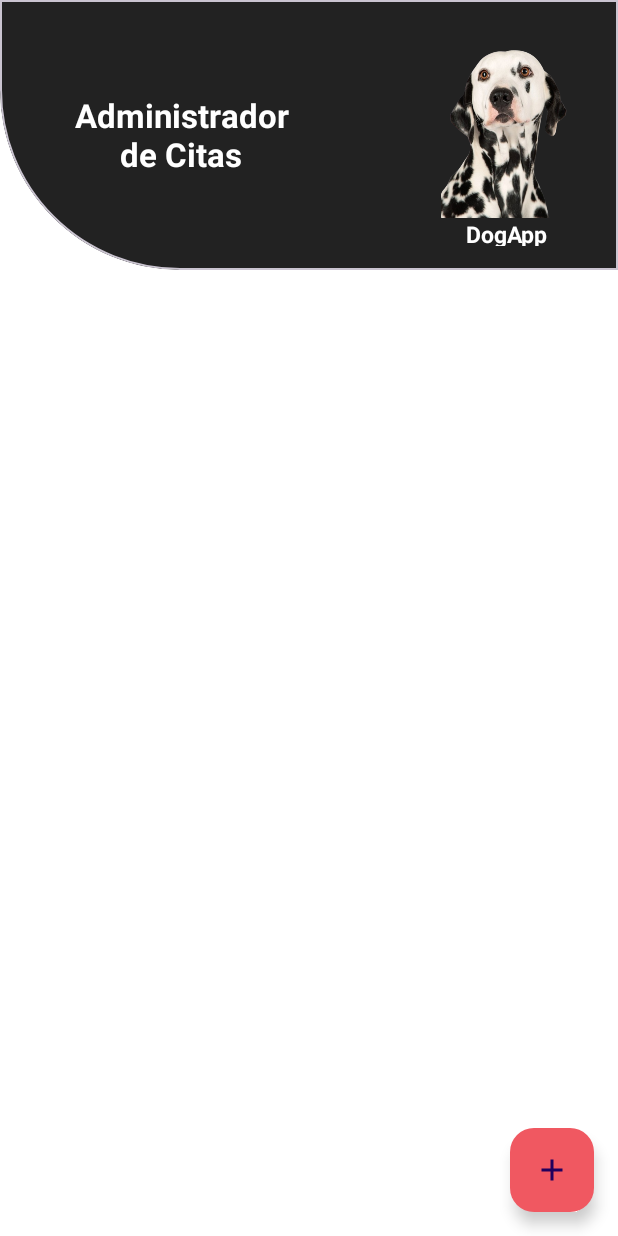
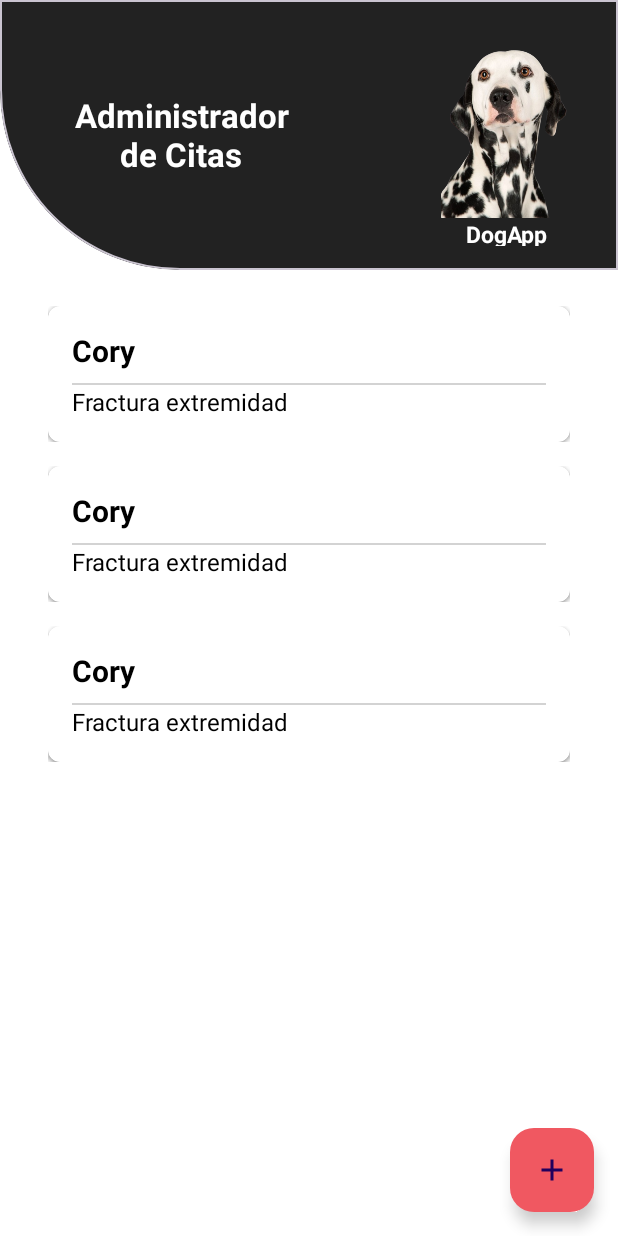
Before and after one commit to AlexanderJAON/EquipoTres, an Android app: the layout fragment_home_appointment.xml on its own in the app's theme, with its tools: preview values and no code run, on a phone screen of 412 x 824 dp. Run offline under Robolectric (Android 15) with nearby library versions, the phone set to English and light mode, and no system bars.

Commit message:
creacion de anvegacion del login al home y logica

```diff
--- a/app/src/main/java/com/dogAPPackage/dogapp/data/AppointmentDB.kt
+++ b/app/src/main/java/com/dogAPPackage/dogapp/data/AppointmentDB.kt
@@ -11,7 +11,6 @@ import com.dogAPPackage.dogapp.utils.Constants.NAME_BD
 abstract class AppointmentDB : RoomDatabase() {
 
     abstract fun appointmentDAO(): AppointmentDao
-
     companion object {
         @Volatile
         private var INSTANCE: AppointmentDB? = null
--- a/app/src/main/java/com/dogAPPackage/dogapp/view/fragment/LoginFragment.kt
+++ b/app/src/main/java/com/dogAPPackage/dogapp/view/fragment/LoginFragment.kt
@@ -11,6 +11,7 @@ import androidx.core.content.ContextCompat
 import androidx.core.view.ViewCompat
 import androidx.core.view.WindowInsetsCompat
 import androidx.fragment.app.Fragment
+import androidx.navigation.fragment.findNavController
 import com.airbnb.lottie.LottieAnimationView
 import com.dogAPPackage.dogapp.R
 
@@ -63,9 +64,8 @@ class LoginFragment : Fragment() {
                     super.onAuthenticationSucceeded(result)
                     showToast("Autenticación exitosa")
 
-                    // Aquí puedes navegar a otro fragmento o actividad
-                    // Por ejemplo, usando Navigation Component:
-                    // findNavController().navigate(R.id.action_loginFragment_to_adminFragment)
+                    // Navegar al HomeFragment
+                    findNavController().navigate(R.id.action_loginFragment_to_homeFragment)
                 }
 
                 override fun onAuthenticationError(errorCode: Int, errString: CharSequence) {
--- a/app/src/main/java/com/dogAPPackage/dogapp/wedservice/ApiService.kt
+++ /dev/null
@@ -1,4 +0,0 @@
-package com.dogAPPackage.dogapp.wedservice
-
-interface ApiService {
-}
--- a/app/src/main/java/com/dogAPPackage/dogapp/wedservice/ApiUtils.kt
+++ /dev/null
@@ -1,4 +0,0 @@
-package com.dogAPPackage.dogapp.wedservice
-
-class ApiUtils {
-}
--- a/app/src/main/java/com/dogAPPackage/dogapp/wedservice/RetrofitClient.kt
+++ /dev/null
@@ -1,4 +0,0 @@
-package com.dogAPPackage.dogapp.wedservice
-
-object RetrofitClient {
-}
--- a/app/src/main/res/layout/fragment_home_appointment.xml
+++ b/app/src/main/res/layout/fragment_home_appointment.xml
@@ -81,9 +81,40 @@
             app:layout_constraintBottom_toBottomOf="parent"
             app:layout_constraintEnd_toEndOf="parent"
             android:layout_margin="16dp" />
-
-
-
+        <!-- Listar Citas -->
+        <androidx.recyclerview.widget.RecyclerView
+            android:id="@+id/rvAppointments"
+            android:layout_width="0dp"
+            android:layout_height="0dp"
+            android:padding="16dp"
+            android:clipToPadding="false"
+            tools:listitem="@layout/item_appointment"
+            app:layout_constraintTop_toBottomOf="@id/headerCard"
+            app:layout_constraintStart_toStartOf="parent"
+            app:layout_constraintEnd_toEndOf="parent"
+            app:layout_constraintBottom_toBottomOf="parent" />
+        <!-- ProgressBar -->
+        <ProgressBar
+            android:id="@+id/progressBar"
+            android:layout_width="wrap_content"
+            android:layout_height="wrap_content"
+            android:visibility="gone"
+            app:layout_constraintTop_toTopOf="parent"
+            app:layout_constraintBottom_toBottomOf="parent"
+            app:layout_constraintStart_toStartOf="parent"
+            app:layout_constraintEnd_toEndOf="parent" />
+        <!-- RecyclerView de Citas -->
+        <androidx.recyclerview.widget.RecyclerView
+            android:id="@+id/recyclerView"
+            android:layout_width="0dp"
+            android:layout_height="0dp"
+            android:padding="16dp"
+            android:clipToPadding="false"
+            tools:listitem="@layout/item_appointment"
+            app:layout_constraintTop_toBottomOf="@id/headerCard"
+            app:layout_constraintStart_toStartOf="parent"
+            app:layout_constraintEnd_toEndOf="parent"
+            app:layout_constraintBottom_toTopOf="@id/fabAddAppointment" />
 
 
     </androidx.constraintlayout.widget.ConstraintLayout>
--- /dev/null
+++ b/app/src/main/res/layout/item_appointment.xml
@@ -0,0 +1,80 @@
+<?xml version="1.0" encoding="utf-8"?>
+<layout xmlns:android="http://schemas.android.com/apk/res/android"
+    xmlns:app="http://schemas.android.com/apk/res-auto"
+    xmlns:tools="http://schemas.android.com/tools">
+
+    <androidx.constraintlayout.widget.ConstraintLayout
+        android:layout_width="match_parent"
+        android:layout_height="wrap_content"
+        android:paddingHorizontal="16dp"
+        android:paddingVertical="8dp">
+
+        <androidx.cardview.widget.CardView
+            android:id="@+id/cvAppointment"
+            android:layout_width="match_parent"
+            android:layout_height="wrap_content"
+            android:foreground="?selectableItemBackground"
+            android:backgroundTint="@color/white"
+            app:cardCornerRadius="8dp"
+            android:elevation="4dp"
+            app:layout_constraintStart_toStartOf="parent"
+            app:layout_constraintTop_toTopOf="parent"
+            app:layout_constraintEnd_toEndOf="parent">
+
+            <androidx.constraintlayout.widget.ConstraintLayout
+                android:layout_width="match_parent"
+                android:layout_height="match_parent"
+                android:padding="16dp">
+
+                <!-- Nombre de la mascota (grande y destacado) -->
+                <TextView
+                    android:id="@+id/tvPetName"
+                    android:layout_width="wrap_content"
+                    android:layout_height="wrap_content"
+                    android:text="Cory"
+                    android:textSize="20sp"
+                    android:textStyle="bold"
+                    android:textColor="@color/black"
+                    app:layout_constraintTop_toTopOf="parent"
+                    app:layout_constraintStart_toStartOf="parent"/>
+
+                <!-- ID/Número (pequeño, al lado del nombre) -->
+
+                <!-- Divider -->
+                <TextView
+                    android:id="@+id/tvPetId"
+                    android:layout_width="wrap_content"
+                    android:layout_height="wrap_content"
+                    android:layout_marginStart="284dp"
+                    android:layout_marginBottom="8dp"
+                    android:text="#1"
+                    android:textColor="@color/gray"
+                    android:textSize="14sp"
+                    app:layout_constraintBottom_toBottomOf="@id/tvPetName"
+                    app:layout_constraintStart_toEndOf="@id/tvPetName" />
+
+                <View
+                    android:id="@+id/divider"
+                    android:layout_width="match_parent"
+                    android:layout_height="1dp"
+                    android:background="@color/gray_light"
+                    android:layout_marginTop="8dp"
+                    android:layout_marginBottom="8dp"
+                    app:layout_constraintTop_toBottomOf="@id/tvPetName"
+                    app:layout_constraintStart_toStartOf="parent"/>
+
+                <!-- Síntoma/Descripción -->
+                <TextView
+                    android:id="@+id/tvSymptom"
+                    android:layout_width="match_parent"
+                    android:layout_height="wrap_content"
+                    android:text="Fractura extremidad"
+                    android:textSize="16sp"
+                    android:textColor="@color/black"
+                    app:layout_constraintTop_toBottomOf="@id/divider"
+                    app:layout_constraintStart_toStartOf="parent"/>
+
+            </androidx.constraintlayout.widget.ConstraintLayout>
+        </androidx.cardview.widget.CardView>
+    </androidx.constraintlayout.widget.ConstraintLayout>
+</layout>
--- a/app/src/main/res/values/colors.xml
+++ b/app/src/main/res/values/colors.xml
@@ -11,4 +11,8 @@
     <color name="background">#F8F8F8</color>
     <color name="textoPrincipal">#000000</color>
     <color name="textoSecundario">#666666</color>
+    <color name="white">#FFFFFFFF</color>
+    <color name="black">#FF000000</color>
+    <color name="gray">#FF808080</color>
+    <color name="gray_light">#FFD3D3D3</color>
 </resources>
```
Also changed, not shown: app/src/main/java/com/dogAPPackage/dogapp/model/AppointmentModelResponse.kt (+12 -2 lines), app/src/main/java/com/dogAPPackage/dogapp/repository/AppointmentRepository.kt (+48 -1 lines), app/src/main/java/com/dogAPPackage/dogapp/view/adapter/AppointmentAdapter.kt (+28 -1 lines), app/src/main/java/com/dogAPPackage/dogapp/view/fragment/HomeAppointmentFragment.kt (+62 -1 lines), app/src/main/java/com/dogAPPackage/dogapp/view/viewholder/AppointmentViewHolder.kt (+16 -1 lines), app/src/main/java/com/dogAPPackage/dogapp/viewmodel/AppointmentViewModel.kt (+82 -1 lines), app/src/main/java/com/dogAPPackage/dogapp/webservice/ApiService.kt (added, +9 -0 lines), app/src/main/java/com/dogAPPackage/dogapp/webservice/ApiUtils.kt (added, +9 -0 lines), app/src/main/java/com/dogAPPackage/dogapp/webservice/RetrofitClient.kt (added, +15 -0 lines), app/src/main/res/navigation/nav_graph.xml (+13 -3 lines).
